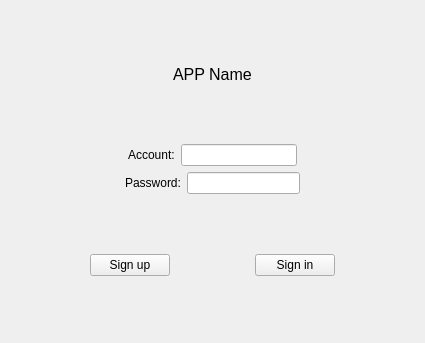
This is ui/Sign_in.ui in TONYQQ123/CSIE_Mediapipe as Qt 5 draws it before an edit. The edited form follows.
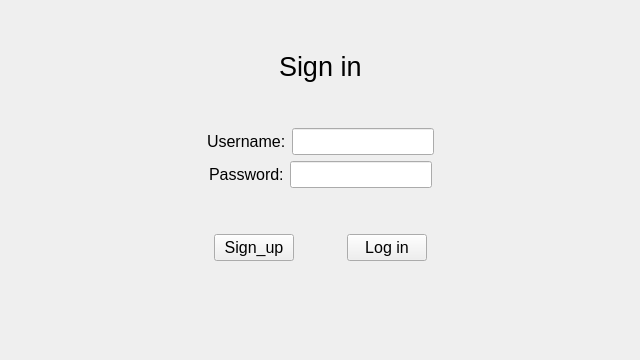
This is the edited form.

Patch:
```diff
--- a/ui/Sign_in.ui
+++ b/ui/Sign_in.ui
@@ -6,14 +6,57 @@
    <rect>
     <x>0</x>
     <y>0</y>
-    <width>425</width>
-    <height>343</height>
+    <width>640</width>
+    <height>360</height>
    </rect>
   </property>
+  <property name="minimumSize">
+   <size>
+    <width>640</width>
+    <height>360</height>
+   </size>
+  </property>
+  <property name="maximumSize">
+   <size>
+    <width>640</width>
+    <height>360</height>
+   </size>
+  </property>
   <property name="windowTitle">
    <string>Form</string>
   </property>
-  <layout class="QVBoxLayout" name="verticalLayout_3">
+  <layout class="QHBoxLayout" name="horizontalLayout_3">
+   <item>
+    <spacer name="horizontalSpacer_6">
+     <property name="orientation">
+      <enum>Qt::Horizontal</enum>
+     </property>
+     <property name="sizeHint" stdset="0">
+      <size>
+       <width>53</width>
+       <height>20</height>
+      </size>
+     </property>
+    </spacer>
+   </item>
+   <item>
+    <layout class="QVBoxLayout" name="verticalLayout_2">
+     <item>
+      <spacer name="verticalSpacer_3">
+       <property name="orientation">
+        <enum>Qt::Vertical</enum>
+       </property>
+       <property name="sizeType">
+        <enum>QSizePolicy::Fixed</enum>
+       </property>
+       <property name="sizeHint" stdset="0">
+        <size>
+         <width>20</width>
+         <height>40</height>
+        </size>
+       </property>
+      </spacer>
+     </item>
    <item>
     <layout class="QHBoxLayout" name="horizontalLayout_10">
      <item>
@@ -26,16 +69,32 @@
        </property>
        <property name="font">
         <font>
-         <pointsize>12</pointsize>
+           <pointsize>20</pointsize>
         </font>
        </property>
        <property name="text">
-        <string>APP Name</string>
+          <string>Sign in</string>
        </property>
       </widget>
      </item>
     </layout>
    </item>
+     <item>
+      <spacer name="verticalSpacer_2">
+       <property name="orientation">
+        <enum>Qt::Vertical</enum>
+       </property>
+       <property name="sizeType">
+        <enum>QSizePolicy::Fixed</enum>
+       </property>
+       <property name="sizeHint" stdset="0">
+        <size>
+         <width>20</width>
+         <height>40</height>
+        </size>
+       </property>
+      </spacer>
+     </item>
    <item>
     <layout class="QVBoxLayout" name="verticalLayout">
      <item>
@@ -55,13 +114,36 @@
        </item>
        <item>
         <widget class="QLabel" name="label_2">
+           <property name="sizePolicy">
+            <sizepolicy hsizetype="Preferred" vsizetype="Fixed">
+             <horstretch>0</horstretch>
+             <verstretch>0</verstretch>
+            </sizepolicy>
+           </property>
+           <property name="font">
+            <font>
+             <pointsize>12</pointsize>
+            </font>
+           </property>
          <property name="text">
-          <string>Account:</string>
+            <string>Username:</string>
          </property>
         </widget>
        </item>
        <item>
-        <widget class="QLineEdit" name="Account"/>
+          <widget class="QLineEdit" name="username">
+           <property name="sizePolicy">
+            <sizepolicy hsizetype="Fixed" vsizetype="Fixed">
+             <horstretch>0</horstretch>
+             <verstretch>0</verstretch>
+            </sizepolicy>
+           </property>
+           <property name="font">
+            <font>
+             <pointsize>12</pointsize>
+            </font>
+           </property>
+          </widget>
        </item>
        <item>
         <spacer name="horizontalSpacer_2">
@@ -95,13 +177,39 @@
        </item>
        <item>
         <widget class="QLabel" name="label_3">
+           <property name="sizePolicy">
+            <sizepolicy hsizetype="Preferred" vsizetype="Fixed">
+             <horstretch>0</horstretch>
+             <verstretch>0</verstretch>
+            </sizepolicy>
+           </property>
+           <property name="font">
+            <font>
+             <pointsize>12</pointsize>
+            </font>
+           </property>
          <property name="text">
           <string>Password:</string>
          </property>
         </widget>
        </item>
        <item>
-        <widget class="QLineEdit" name="Password"/>
+          <widget class="QLineEdit" name="password">
+           <property name="sizePolicy">
+            <sizepolicy hsizetype="Fixed" vsizetype="Fixed">
+             <horstretch>0</horstretch>
+             <verstretch>0</verstretch>
+            </sizepolicy>
+           </property>
+           <property name="font">
+            <font>
+             <pointsize>12</pointsize>
+            </font>
+           </property>
+           <property name="echoMode">
+            <enum>QLineEdit::Password</enum>
+           </property>
+          </widget>
        </item>
        <item>
         <spacer name="horizontalSpacer_4">
@@ -120,6 +228,22 @@
      </item>
     </layout>
    </item>
+     <item>
+      <spacer name="verticalSpacer_4">
+       <property name="orientation">
+        <enum>Qt::Vertical</enum>
+       </property>
+       <property name="sizeType">
+        <enum>QSizePolicy::Fixed</enum>
+       </property>
+       <property name="sizeHint" stdset="0">
+        <size>
+         <width>20</width>
+         <height>40</height>
+        </size>
+       </property>
+      </spacer>
+     </item>
    <item>
     <layout class="QHBoxLayout" name="horizontalLayout_5">
      <item>
@@ -130,8 +254,13 @@
          <verstretch>0</verstretch>
         </sizepolicy>
        </property>
+         <property name="font">
+          <font>
+           <pointsize>12</pointsize>
+          </font>
+         </property>
        <property name="text">
-        <string>Sign up</string>
+          <string>Sign_up</string>
        </property>
       </widget>
      </item>
@@ -143,12 +272,45 @@
          <verstretch>0</verstretch>
         </sizepolicy>
        </property>
+         <property name="font">
+          <font>
+           <pointsize>12</pointsize>
+          </font>
+         </property>
        <property name="text">
-        <string>Sign in</string>
+          <string>Log in</string>
        </property>
       </widget>
      </item>
     </layout>
+     </item>
+     <item>
+      <spacer name="verticalSpacer">
+       <property name="orientation">
+        <enum>Qt::Vertical</enum>
+       </property>
+       <property name="sizeHint" stdset="0">
+        <size>
+         <width>20</width>
+         <height>40</height>
+        </size>
+       </property>
+      </spacer>
+     </item>
+    </layout>
+   </item>
+   <item>
+    <spacer name="horizontalSpacer_5">
+     <property name="orientation">
+      <enum>Qt::Horizontal</enum>
+     </property>
+     <property name="sizeHint" stdset="0">
+      <size>
+       <width>53</width>
+       <height>20</height>
+      </size>
+     </property>
+    </spacer>
    </item>
   </layout>
  </widget>
```
Left out of the diff: 10 changed lines with no effect on the pictures. Lines whose indentation alone changed are shown as unchanged.
